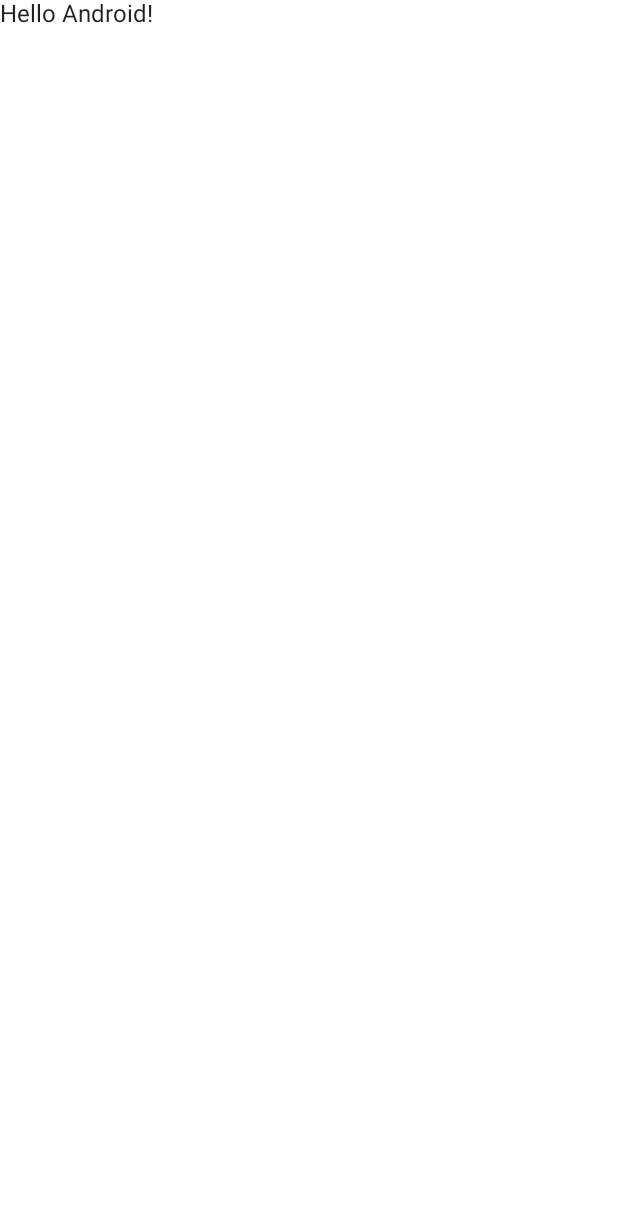
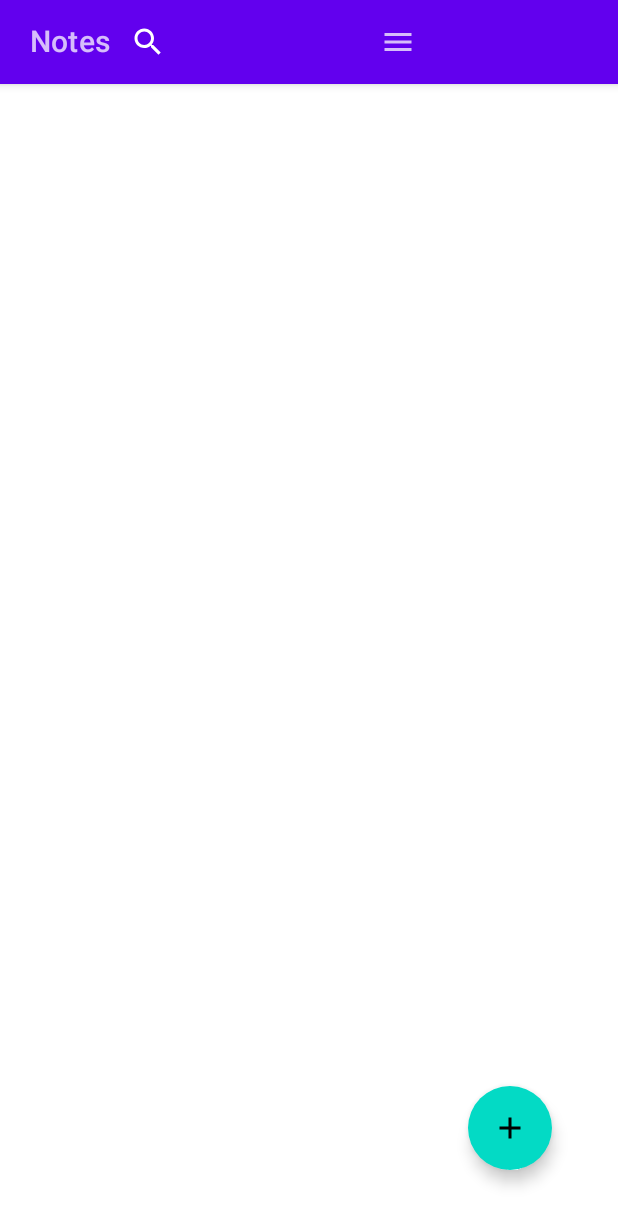
Before and after one commit to Stan-Balabushevich/SimpleNotepad, an Android app built with Jetpack Compose: the screen it shows after launch (MainActivity), on a phone screen of 412 x 824 dp. Before the commit the part shown is almost empty. Shown: the top 1225 px of the screen. Run offline under Robolectric (Android 15) with nearby library versions, the phone set to English and light mode, and no system bars.

Commit message:
search view added. topbar not finished

```diff
--- a/app/build.gradle
+++ b/app/build.gradle
@@ -11,7 +11,7 @@ android {
         minSdk 23
         targetSdk 32
         versionCode 1
-        versionName "1.0"
+        versionName "1.0.0"
 
         testInstrumentationRunner "androidx.test.runner.AndroidJUnitRunner"
         vectorDrawables {
--- a/app/src/main/java/id/slava/nt/simplenotepad/MainActivity.kt
+++ b/app/src/main/java/id/slava/nt/simplenotepad/MainActivity.kt
@@ -1,15 +1,30 @@
 package id.slava.nt.simplenotepad
 
+import android.annotation.SuppressLint
+import android.content.Context
 import android.os.Bundle
+import android.widget.Toast
 import androidx.activity.ComponentActivity
 import androidx.activity.compose.setContent
+import androidx.compose.foundation.clickable
 import androidx.compose.foundation.layout.fillMaxSize
+import androidx.compose.foundation.layout.padding
+import androidx.compose.material.FloatingActionButton
+import androidx.compose.material.Icon
 import androidx.compose.material.MaterialTheme
+import androidx.compose.material.Scaffold
 import androidx.compose.material.Surface
 import androidx.compose.material.Text
+import androidx.compose.material.TopAppBar
+import androidx.compose.material.icons.Icons
+import androidx.compose.material.icons.filled.Add
+import androidx.compose.material.icons.filled.Favorite
 import androidx.compose.runtime.Composable
 import androidx.compose.ui.Modifier
+import androidx.compose.ui.platform.LocalContext
 import androidx.compose.ui.tooling.preview.Preview
+import androidx.compose.ui.unit.dp
+import id.slava.nt.simplenotepad.ui.ExpandableSearchView
 import id.slava.nt.simplenotepad.ui.theme.SimpleNotepadTheme
 
 class MainActivity : ComponentActivity() {
@@ -17,24 +32,40 @@ class MainActivity : ComponentActivity() {
         super.onCreate(savedInstanceState)
         setContent {
             SimpleNotepadTheme {
-                // A surface container using the 'background' color from the theme
-                Surface(modifier = Modifier.fillMaxSize(), color = MaterialTheme.colors.background) {
-                    Greeting("Android")
-                }
+
+                ListScreen()
+
             }
         }
     }
 }
 
+@SuppressLint("UnusedMaterialScaffoldPaddingParameter")
 @Composable
-fun Greeting(name: String) {
-    Text(text = "Hello $name!")
+private fun ListScreen(){
+
+    Scaffold(
+        topBar = {
+            TopAppBar(
+                backgroundColor = MaterialTheme.colors.primary
+            ) {
+                ExpandableSearchView(
+                    searchDisplay = "",
+                    onSearchDisplayChanged = { },
+                    onSearchDisplayClosed = { })
+            }
+        },
+
+        floatingActionButton = {
+            FloatingActionButton(
+                modifier = Modifier.padding(28.dp),
+                onClick = { /* ... */ }) {
+                Icon(Icons.Filled.Add, contentDescription = "Localized description")
+
+            }
+        }
+    ) {
+
+    }
+
 }
-
-@Preview(showBackground = true)
-@Composable
-fun DefaultPreview() {
-    SimpleNotepadTheme {
-        Greeting("Android")
-    }
-}
--- /dev/null
+++ b/app/src/main/java/id/slava/nt/simplenotepad/ui/SearchView.kt
@@ -0,0 +1,209 @@
+package id.slava.nt.simplenotepad.ui
+
+import androidx.compose.animation.Crossfade
+import androidx.compose.foundation.layout.Arrangement
+import androidx.compose.foundation.layout.Row
+import androidx.compose.foundation.layout.fillMaxWidth
+import androidx.compose.foundation.layout.padding
+import androidx.compose.foundation.text.KeyboardActions
+import androidx.compose.foundation.text.KeyboardOptions
+import androidx.compose.material.Icon
+import androidx.compose.material.IconButton
+import androidx.compose.material.MaterialTheme
+import androidx.compose.material.Surface
+import androidx.compose.material.Text
+import androidx.compose.material.TextField
+import androidx.compose.material.icons.Icons
+import androidx.compose.material.icons.filled.ArrowBack
+import androidx.compose.material.icons.filled.Menu
+import androidx.compose.material.icons.filled.Search
+import androidx.compose.runtime.Composable
+import androidx.compose.runtime.SideEffect
+import androidx.compose.runtime.getValue
+import androidx.compose.runtime.mutableStateOf
+import androidx.compose.runtime.remember
+import androidx.compose.runtime.setValue
+import androidx.compose.ui.Alignment
+import androidx.compose.ui.Modifier
+import androidx.compose.ui.focus.FocusRequester
+import androidx.compose.ui.focus.focusRequester
+import androidx.compose.ui.graphics.Color
+import androidx.compose.ui.platform.LocalFocusManager
+import androidx.compose.ui.res.stringResource
+import androidx.compose.ui.text.TextRange
+import androidx.compose.ui.text.input.ImeAction
+import androidx.compose.ui.text.input.TextFieldValue
+import androidx.compose.ui.tooling.preview.Preview
+import androidx.compose.ui.unit.dp
+import id.slava.nt.simplenotepad.R
+import id.slava.nt.simplenotepad.ui.theme.SimpleNotepadTheme
+
+@Composable
+fun ExpandableSearchView(
+    searchDisplay: String,
+    onSearchDisplayChanged: (String) -> Unit,
+    onSearchDisplayClosed: () -> Unit,
+    modifier: Modifier = Modifier,
+    expandedInitially: Boolean = false,
+    tint: Color = MaterialTheme.colors.onPrimary
+) {
+    val (expanded, onExpandedChanged) = remember {
+        mutableStateOf(expandedInitially)
+    }
+
+
+    Crossfade(targetState = expanded) { isSearchFieldVisible ->
+        when (isSearchFieldVisible) {
+            true -> ExpandedSearchView(
+                searchDisplay = searchDisplay,
+                onSearchDisplayChanged = onSearchDisplayChanged,
+                onSearchDisplayClosed = onSearchDisplayClosed,
+                onExpandedChanged = onExpandedChanged,
+                modifier = modifier,
+                tint = tint
+            )
+
+            false -> CollapsedSearchView(
+                onExpandedChanged = onExpandedChanged,
+                modifier = modifier,
+                tint = tint
+            )
+        }
+    }
+}
+
+@Composable
+fun SearchIcon(iconTint: Color) {
+    Icon(
+        imageVector =  Icons.Filled.Search,
+        contentDescription = stringResource(id = R.string.search),
+        tint = iconTint
+    )
+}
+
+@Composable
+fun CollapsedSearchView(
+    onExpandedChanged: (Boolean) -> Unit,
+    modifier: Modifier = Modifier,
+    tint: Color = MaterialTheme.colors.onPrimary,
+) {
+
+    Row(
+        modifier = modifier
+            .fillMaxWidth()
+            .padding(vertical = 2.dp),
+//        horizontalArrangement = Arrangement.SpaceBetween,
+        verticalAlignment = Alignment.CenterVertically
+    ) {
+        Text(
+            text = stringResource(id = R.string.notes),
+            style = MaterialTheme.typography.h6,
+            modifier = Modifier
+                .padding(start = 16.dp)
+        )
+        IconButton(onClick = { onExpandedChanged(true) }) {
+            SearchIcon(iconTint = tint)
+        }
+        IconButton(onClick = { },modifier = Modifier.weight(2f)) {
+            Icon(Icons.Filled.Menu,
+                contentDescription = "",
+                modifier = Modifier.weight(2f))
+        }
+    }
+}
+
+@Composable
+fun ExpandedSearchView(
+    searchDisplay: String,
+    onSearchDisplayChanged: (String) -> Unit,
+    onSearchDisplayClosed: () -> Unit,
+    onExpandedChanged: (Boolean) -> Unit,
+    modifier: Modifier = Modifier,
+    tint: Color = MaterialTheme.colors.onPrimary,
+) {
+    val focusManager = LocalFocusManager.current
+
+    val textFieldFocusRequester = remember { FocusRequester() }
+
+    SideEffect {
+        textFieldFocusRequester.requestFocus()
+    }
+
+    var textFieldValue by remember {
+        mutableStateOf(TextFieldValue(searchDisplay, TextRange(searchDisplay.length)))
+    }
+
+    Row(
+        modifier = modifier.fillMaxWidth(),
+        horizontalArrangement = Arrangement.Start,
+        verticalAlignment = Alignment.CenterVertically
+    ) {
+        IconButton(onClick = {
+            onExpandedChanged(false)
+            onSearchDisplayClosed()
+        }) {
+            Icon(
+                imageVector =  Icons.Filled.ArrowBack,
+                contentDescription = stringResource(id = R.string.back_arrow),
+                tint = tint
+            )
+        }
+        TextField(
+            value = textFieldValue,
+            onValueChange = {
+                textFieldValue = it
+                onSearchDisplayChanged(it.text)
+            },
+            trailingIcon = {
+                SearchIcon(iconTint = tint)
+            },
+            modifier = Modifier
+                .fillMaxWidth()
+                .focusRequester(textFieldFocusRequester),
+            label = {
+                Text(text = stringResource(id = R.string.search), color = tint)
+            },
+            keyboardOptions = KeyboardOptions(
+                imeAction = ImeAction.Done
+            ),
+            keyboardActions = KeyboardActions(
+                onDone = {
+                    focusManager.clearFocus()
+                }
+            )
+        )
+    }
+}
+
+@Preview
+@Composable
+fun CollapsedSearchViewPreview() {
+    SimpleNotepadTheme {
+        Surface(
+            color = MaterialTheme.colors.primary
+        ) {
+            ExpandableSearchView(
+                searchDisplay = "",
+                onSearchDisplayChanged = {},
+                onSearchDisplayClosed = {}
+            )
+        }
+    }
+}
+
+@Preview
+@Composable
+fun ExpandedSearchViewPreview() {
+    SimpleNotepadTheme {
+        Surface(
+            color = MaterialTheme.colors.primary
+        ) {
+            ExpandableSearchView(
+                searchDisplay = "",
+                onSearchDisplayChanged = {},
+                expandedInitially = true,
+                onSearchDisplayClosed = {}
+            )
+        }
+    }
+}
--- a/app/src/main/res/values/strings.xml
+++ b/app/src/main/res/values/strings.xml
@@ -1,3 +1,6 @@
 <resources>
     <string name="app_name">Simple Notepad</string>
+    <string name="search">Search</string>
+    <string name="back_arrow">Back arrow</string>
+    <string name="notes">Notes</string>
 </resources>
```
